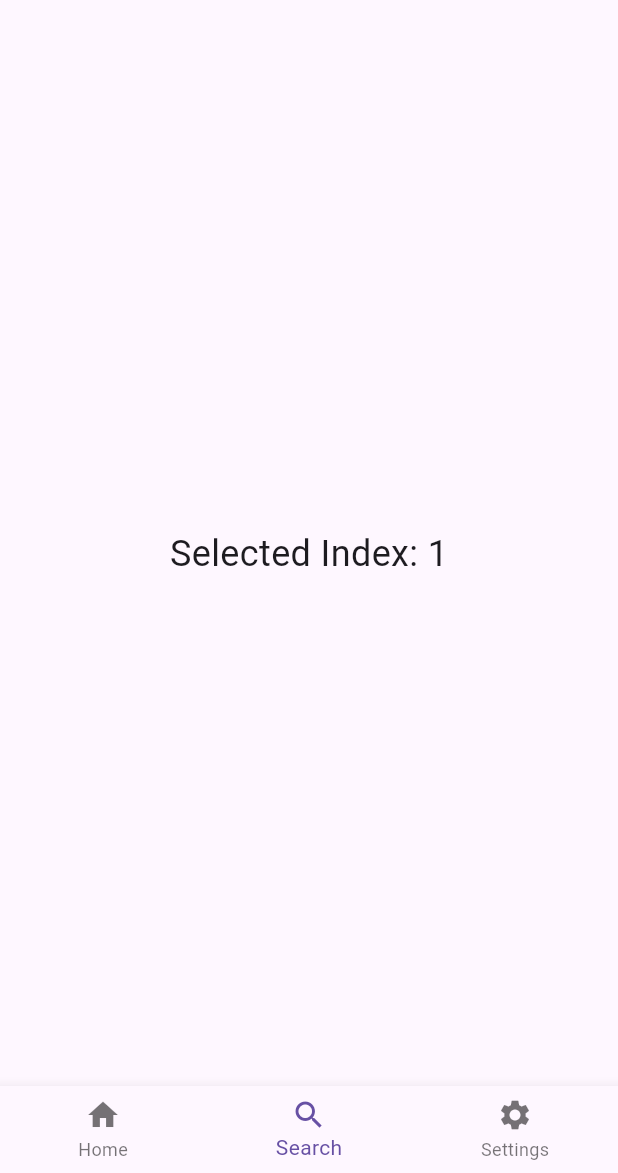
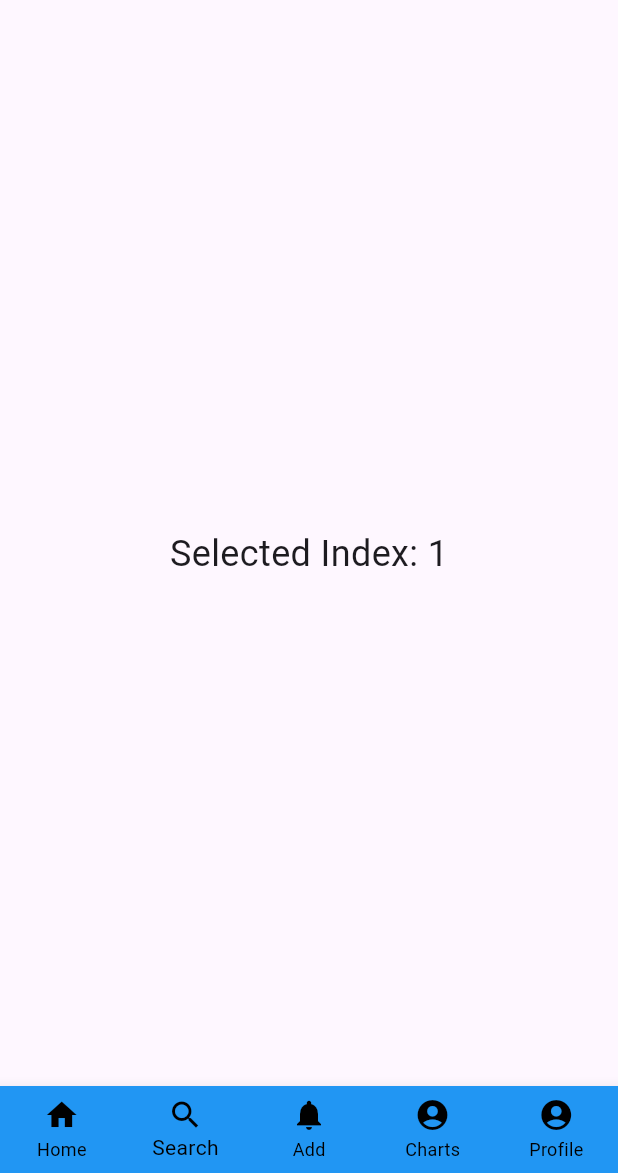
Before and after one commit to cdlelnwttk/ui-jmstory, a Flutter app: the screen it shows after launch, item 2 of the bottom bar chosen, on a phone screen of 412 x 824 dp, the part 63-1236 px from its top. Run offline on Flutter 3.47's test engine with Material 3 defaults, Android fonts, the phone set to English and light mode, and no system bars.

Commit message:
added files

```diff
--- /dev/null
+++ b/lib/data/release_card_data.dart
@@ -0,0 +1,31 @@
+final List<Map<String, String>> reviews = [
+  {
+    'image': 'assets/grace.jpg', // Replace with local image asset
+    'title': 'Grace',
+    'description': 'An amazing journey through sound and emotion.',
+    'reviewer' : 'username'
+  },
+  {
+    'image': 'assets/youdpreferanastronaut.png', // Replace with local image asset
+    'title': 'You\'d Prefer an Astronaut',
+    'description': 'A bold, experimental record full of surprises.',
+  },
+  {
+    'image': 'assets/goo.jpg', // Replace with local image asset
+    'title': 'Goo',
+    'description': 'A bold, experimental record full of surprises.',
+  },
+];
+
+final List<Map<String, String>> lists = [
+  {
+    'image': 'assets/placeholder.jpg', // Replace with local image asset
+    'title': 'Top 10 Albums of 2025',
+    'description': 'A curated list of the best albums released this year.',
+  },
+  {
+    'image': 'assets/placeholder.jpg', // Replace with local image asset
+    'title': 'Best Chill Albums',
+    'description': 'Albums perfect for a relaxing evening.',
+  },
+];
--- a/lib/main.dart
+++ b/lib/main.dart
@@ -1,5 +1,9 @@
 import 'package:flutter/material.dart';
 import 'new_page.dart'; // Import the new page
+import 'album_widget.dart';
+import 'package:untitled3/data/release_card_data.dart';
+
+
 
 void main() {
   runApp(MyApp());
@@ -32,31 +36,6 @@ class _MyHomePageState extends State<MyHomePage> {
     });
   }
 
-  final List<Map<String, String>> reviews = [
-    {
-      'image': 'assets/grace.jpg', // Replace with local image asset
-      'title': 'Review: Album One',
-      'description': 'An amazing journey through sound and emotion.',
-    },
-    {
-      'image': 'assets/placeholder.jpg', // Replace with local image asset
-      'title': 'Review: Album Two',
-      'description': 'A bold, experimental record full of surprises.',
-    },
-  ];
-
-  final List<Map<String, String>> lists = [
-    {
-      'image': 'assets/placeholder.jpg', // Replace with local image asset
-      'title': 'Top 10 Albums of 2025',
-      'description': 'A curated list of the best albums released this year.',
-    },
-    {
-      'image': 'assets/placeholder.jpg', // Replace with local image asset
-      'title': 'Best Chill Albums',
-      'description': 'Albums perfect for a relaxing evening.',
-    },
-  ];
 
   @override
   Widget build(BuildContext context) {
@@ -112,7 +91,7 @@ class _MyHomePageState extends State<MyHomePage> {
               ),
             ),
             ListTile(
-              leading: Icon(Icons.home),
+              leading: Icon(Icons.person),
               title: Text('Profile'),
               onTap: () {
                 Navigator.push(
@@ -124,6 +103,7 @@ class _MyHomePageState extends State<MyHomePage> {
               },
             ),
             ListTile(
+              leading: Icon(Icons.access_time),
               title: Text('Activity'),
               onTap: () {
                 Navigator.push(
@@ -135,6 +115,7 @@ class _MyHomePageState extends State<MyHomePage> {
               },
             ),
             ListTile(
+              leading: Icon(Icons.rate_review),
               title: Text('Reviews'),
               onTap: () {
                 Navigator.push(
@@ -146,6 +127,7 @@ class _MyHomePageState extends State<MyHomePage> {
               },
             ),
             ListTile(
+              leading: Icon(Icons.list),
               title: Text('Lists'),
               onTap: () {
                 Navigator.push(
@@ -165,9 +147,12 @@ class _MyHomePageState extends State<MyHomePage> {
         child: Column(
           children: [
             TabBar(
+              isScrollable: true,
               tabs: [
-                Tab(text: 'Reviews'),
-                Tab(text: 'Lists'),
+                Tab(text: 'Featured Reviews'),
+                Tab(text: 'Featured Lists'),
+                Tab(text: 'Friend\'s Reviews'),
+                Tab(text: 'Friend\'s Lists'),
               ],
             ),
             Expanded(
@@ -190,6 +175,11 @@ class _MyHomePageState extends State<MyHomePage> {
       bottomNavigationBar: BottomNavigationBar(
         currentIndex: _selectedIndex,
         onTap: _onItemTapped,
+        backgroundColor: Colors.blue, // Set the background color here
+        selectedItemColor: Colors.black, // Default color for selected items
+        unselectedItemColor: Colors.black, // Color for unselected items
+        showUnselectedLabels: true, // Optionally show labels even when not selected
+        type: BottomNavigationBarType.fixed, // Ensures that we can have 4 items without issue
         items: const <BottomNavigationBarItem>[
           BottomNavigationBarItem(
             icon: Icon(Icons.home),
@@ -200,8 +190,16 @@ class _MyHomePageState extends State<MyHomePage> {
             label: 'Search',
           ),
           BottomNavigationBarItem(
-            icon: Icon(Icons.settings),
-            label: 'Settings',
+            icon: Icon(Icons.notifications),
+            label: 'Add',
+          ),
+          BottomNavigationBarItem(
+            icon: Icon(Icons.account_circle),
+            label: 'Charts',
+          ),
+          BottomNavigationBarItem(
+            icon: Icon(Icons.account_circle),
+            label: 'Profile',
           ),
         ],
       ),
@@ -216,48 +214,17 @@ class FeedList extends StatelessWidget {
 
   @override
   Widget build(BuildContext context) {
-    return ListView.separated(
+    return ListView.builder(
       padding: EdgeInsets.all(16),
       itemCount: items.length,
-      separatorBuilder: (context, index) => SizedBox(height: 16),
       itemBuilder: (context, index) {
         final item = items[index];
-        return Row(
-          crossAxisAlignment: CrossAxisAlignment.start,
-          children: [
-            ClipRRect(
-              borderRadius: BorderRadius.circular(8),
-              child: Image.asset(
-                item['image']!,
-                width: 200,
-                height: 200,
-                fit: BoxFit.cover,
-              ),
-            ),
-            SizedBox(width: 16),
-            Expanded(
-              child: Column(
-                crossAxisAlignment: CrossAxisAlignment.start,
-                children: [
-                  Text(
-                    item['title']!,
-                    style: TextStyle(
-                      fontSize: 18,
-                      fontWeight: FontWeight.bold,
-                    ),
-                  ),
-                  SizedBox(height: 8),
-                  Text(
-                    item['description']!,
-                    style: TextStyle(
-                      fontSize: 14,
-                      color: Colors.grey[700],
-                    ),
-                  ),
-                ],
-              ),
-            ),
-          ],
+        return CustomInfoCard(
+          imagePath: item['image'] ?? '',
+          name: item['title'] ?? '',
+          description: item['description'] ?? '',
+          reviewer: item['reviewer'] ?? '',
+          size: 150, // You can adjust the size here
         );
       },
     );
--- a/lib/new_page.dart
+++ b/lib/new_page.dart
@@ -54,7 +54,6 @@ class _NewPageState extends State<NewPage> with SingleTickerProviderStateMixin {
   Widget build(BuildContext context) {
     return Scaffold(
       appBar: AppBar(
-        title: Text('Profile'),
       ),
       body: Column(
         children: <Widget>[
--- a/pubspec.yaml
+++ b/pubspec.yaml
@@ -56,6 +56,8 @@ flutter:
     - assets/space.jpg
     - assets/red.jpg
     - assets/grace.jpg
+    - assets/youdpreferanastronaut.png
+    - assets/goo.jpg
   # The following line ensures that the Material Icons font is
   # included with your application, so that you can use the icons in
   # the material Icons class.
```
Also changed, not shown: lib/album_detail_page.dart (+127 -0 lines), lib/album_widget.dart (added, +94 -0 lines), assets/goo.jpg (added).
